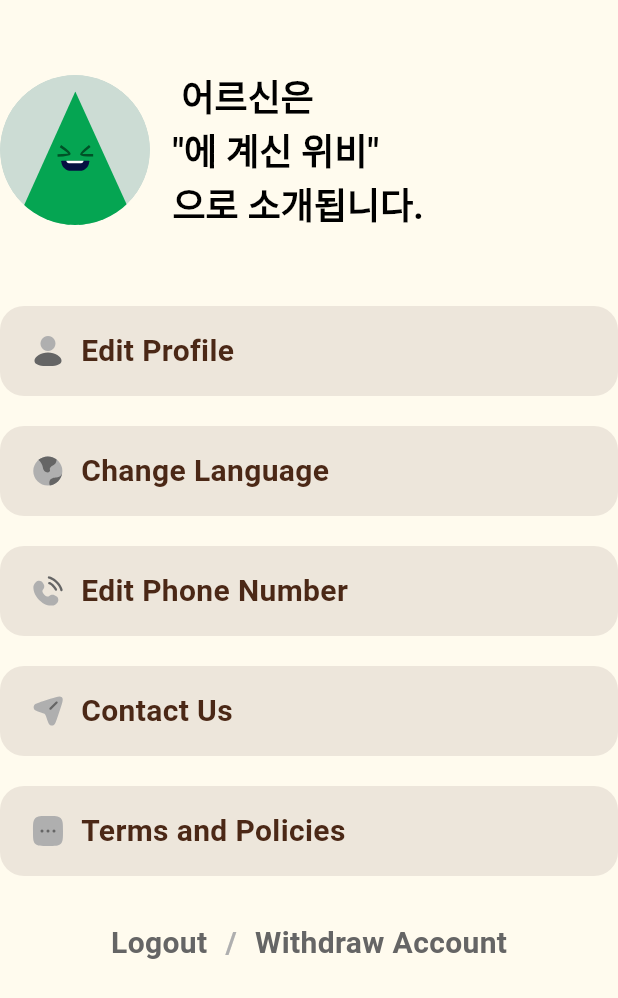
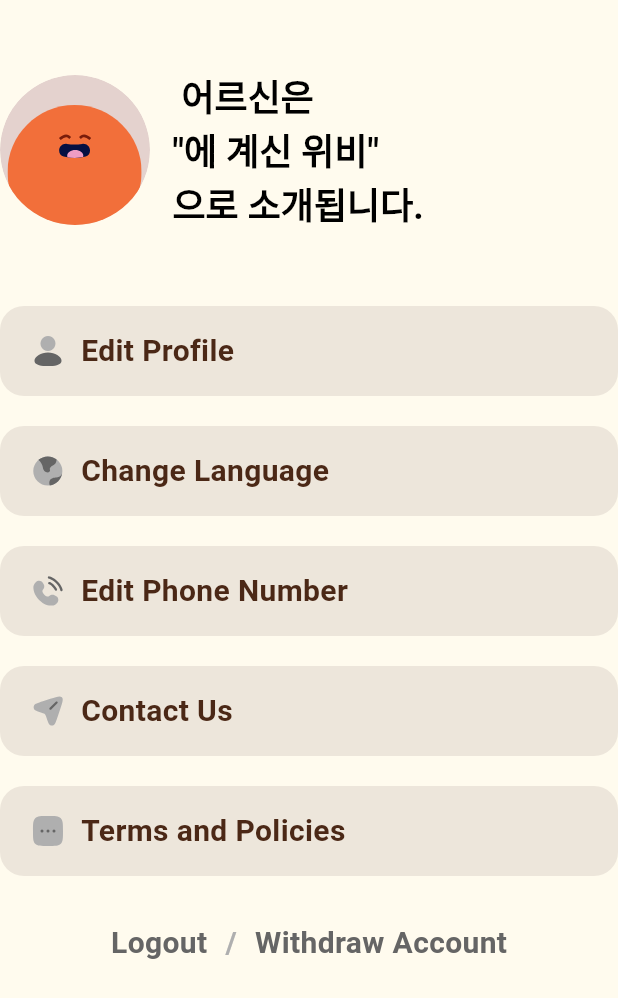
Before and after one commit to gdsc-ssu/gdgoc-weve-client, a Flutter app: the SeniorMyScreen screen opened directly, on a phone screen of 412 x 824 dp. Shown: the top 998 px of the screen. Run offline on Flutter 3.47's test engine with Material 3 defaults, Android fonts, the phone set to English and light mode, and no system bars; our stand-ins replace audioplayers, camera, dio, flutter_dotenv, flutter_riverpod, flutter_secure_storage and 5 more; accounts and stored records are empty; network calls fail; Roboto replaces fonts that are missing (Pretendard).

Commit message:
fix: SeniorMy 프로필 이미지 색상 변경

```diff
--- a/lib/features/senior/presentation/views/my/senior_my_screen.dart
+++ b/lib/features/senior/presentation/views/my/senior_my_screen.dart
@@ -31,7 +31,7 @@ class _SeniorMyScreenState extends ConsumerState<SeniorMyScreen> {
   String userLocation = '';
 
   // 프로필 이미지 색상
-  ProfileColor selectedProfileColor = ProfileColor.green;
+  ProfileColor selectedProfileColor = ProfileColor.orange;
 
   // 로딩 상태
   bool isLoading = true;
@@ -69,6 +69,7 @@ class _SeniorMyScreenState extends ConsumerState<SeniorMyScreen> {
       setState(() {
         userName = seniorInfo.name;
         userLocation = seniorInfo.nationality;
+        // selectedProfileColor = seniorInfo.profileColor; // TODO : 프로필 색상 요청 필요
         isLoading = false;
       });
     } catch (e) {
```
